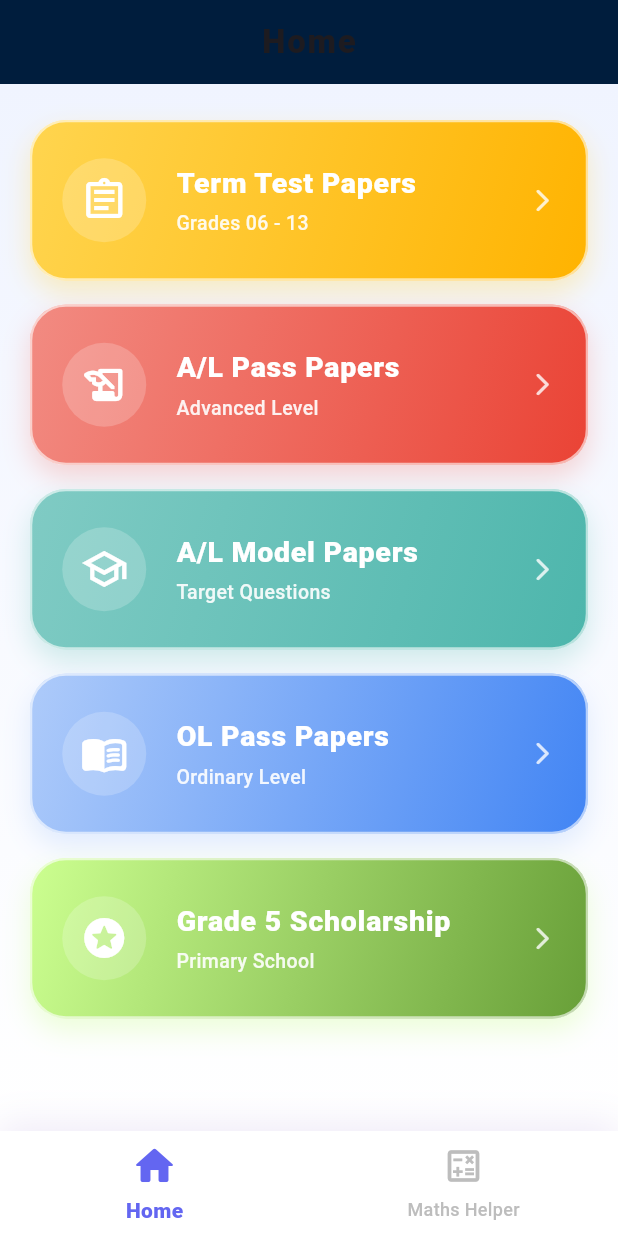
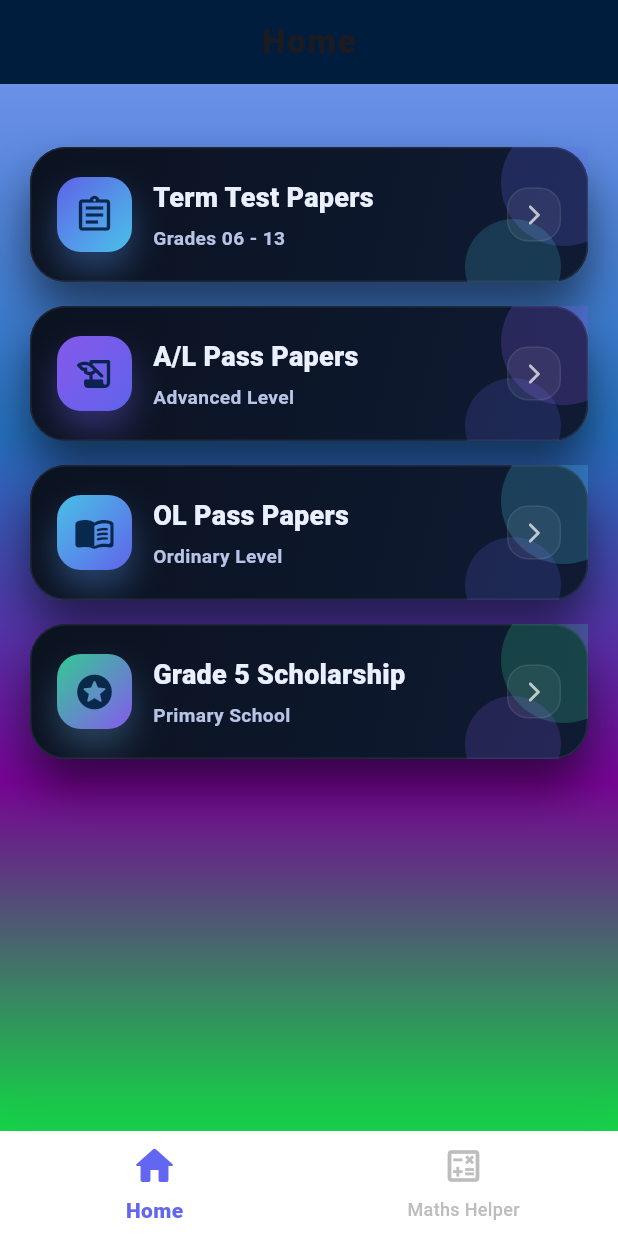
Before and after one commit to pawn3040/bank_a_plus, a Flutter app: the screen it shows after launch, on a phone screen of 412 x 824 dp. Run offline on Flutter 3.47's test engine with Material 3 defaults, Android fonts, the light colour scheme and no system bars; our stand-ins replace firebase_core, image_picker, open_filex, share_plus; missing offline and left inert: dart:html; accounts and stored records are empty; network calls fail.

Commit message:
change back ground

```diff
--- a/lib/Home.dart
+++ b/lib/Home.dart
@@ -1,6 +1,7 @@
 import 'package:bank_a_plus/selectTerm.dart';
 import 'package:bank_a_plus/subjects.dart';
 import 'package:bank_a_plus/paperShow.dart';
+import 'package:bank_a_plus/theme/edica_palette.dart';
 import 'package:flutter/material.dart';
 
 
@@ -15,8 +16,10 @@ class Home extends StatelessWidget {
           begin: Alignment.topCenter,
           end: Alignment.bottomCenter,
           colors: [
-            const Color(0xFFF0F4FF), // Very soft blue
-            Colors.white,
+            const Color.fromARGB(255, 107, 144, 232),
+             const Color.fromARGB(255, 37, 111, 189),
+            const Color.fromARGB(255, 119, 3, 148),
+            const Color.fromARGB(255, 17, 216, 67),
           ],
         ),
       ),
@@ -27,12 +30,17 @@ class Home extends StatelessWidget {
           child: Column(
             crossAxisAlignment: CrossAxisAlignment.stretch,
             children: [
+
+              const SizedBox(height: 18),
               _buildCategoryCard(
                 context,
                 'Term Test Papers',
                 'Grades 06 - 13',
                 Icons.assignment_outlined,
-                [const Color(0xFFFFD54F), const Color(0xFFFFB300)],
+                const [
+                  EdicaPalette.indigo,
+                  EdicaPalette.sky,
+                ],
                 () => Navigator.push(
                   context,
                   MaterialPageRoute(builder: (context) => const SelectTerm()),
@@ -44,28 +52,26 @@ class Home extends StatelessWidget {
                 'A/L Pass Papers',
                 'Advanced Level',
                 Icons.history_edu_rounded,
-                [const Color(0xFFF28B82), const Color(0xFFEA4335)],
+                const [
+                  EdicaPalette.purple,
+                  EdicaPalette.indigo,
+                ],
                 () => Navigator.push(
                   context,
                   MaterialPageRoute(builder: (context) => const Subjects(term: 3, fixedGrade: 22)),
                 ),
               ),
-              const SizedBox(height: 16),
-              _buildCategoryCard(
-                context,
-                'A/L Model Papers',
-                'Target Questions',
-                Icons.school_outlined,
-                [const Color(0xFF80CBC4), const Color(0xFF4DB6AC)],
-                () {}, // Add link if needed
-              ),
+
               const SizedBox(height: 16),
               _buildCategoryCard(
                 context,
                 'OL Pass Papers',
                 'Ordinary Level',
                 Icons.menu_book_rounded,
-                [const Color(0xFFAECBFA), const Color(0xFF4285F4)],
+                const [
+                  EdicaPalette.sky,
+                  EdicaPalette.indigo,
+                ],
                 () => Navigator.push(
                   context,
                   MaterialPageRoute(builder: (context) => const Subjects(term: 3, fixedGrade: 21)),
@@ -77,7 +83,10 @@ class Home extends StatelessWidget {
                 'Grade 5 Scholarship',
                 'Primary School',
                 Icons.stars_rounded,
-                [const Color(0xFFCCFF90), const Color(0xFF689F38)],
+                const [
+                  EdicaPalette.green,
+                  EdicaPalette.purple,
+                ],
                 () => Navigator.push(
                   context,
                   MaterialPageRoute(
@@ -100,15 +109,19 @@ class Home extends StatelessWidget {
     List<Color> gradientColors,
     VoidCallback onTap,
   ) {
+    final accent1 = gradientColors[0];
+    final accent2 = gradientColors[1];
+    final accent = Color.lerp(accent1, accent2, 0.5) ?? accent2;
+
     return Container(
       decoration: BoxDecoration(
-        color: Colors.white,
+        color: EdicaPalette.surface,
         borderRadius: BorderRadius.circular(24),
         boxShadow: [
           BoxShadow(
-            color: gradientColors[0].withOpacity(0.35),
-            blurRadius: 15,
-            offset: const Offset(0, 8),
+            color: Colors.black.withOpacity(0.55),
+            blurRadius: 26,
+            offset: const Offset(0, 18),
           ),
         ],
       ),
@@ -117,31 +130,78 @@ class Home extends StatelessWidget {
         child: InkWell(
           onTap: onTap,
           borderRadius: BorderRadius.circular(24),
-          child: Container(
-            padding: const EdgeInsets.symmetric(horizontal: 20, vertical: 24),
+          child: Stack(
+            children: [
+              // dark surface background + subtle accent glow
+              Positioned.fill(
+                child: DecoratedBox(
                   decoration: BoxDecoration(
                     borderRadius: BorderRadius.circular(24),
                     gradient: LinearGradient(
                       colors: [
-                  gradientColors[0],
-                  gradientColors[1],
+                        EdicaPalette.surface,
+                        EdicaPalette.surface2,
                       ],
                       begin: Alignment.topLeft,
                       end: Alignment.bottomRight,
                     ),
-              border: Border.all(color: Colors.white.withOpacity(0.6), width: 1.5),
+                    border: Border.all(color: Colors.white.withOpacity(0.08), width: 1),
                   ),
+                ),
+              ),
+              // decorative accent glows
+              Positioned(
+                right: -26,
+                top: -18,
+                child: Container(
+                  width: 84,
+                  height: 84,
+                  decoration: BoxDecoration(
+                    color: accent1.withOpacity(0.22),
+                    shape: BoxShape.circle,
+                  ),
+                ),
+              ),
+              Positioned(
+                right: 18,
+                bottom: -22,
+                child: Container(
+                  width: 64,
+                  height: 64,
+                  decoration: BoxDecoration(
+                    color: accent2.withOpacity(0.18),
+                    shape: BoxShape.circle,
+                  ),
+                ),
+              ),
+              Padding(
+                padding: const EdgeInsets.symmetric(horizontal: 18, vertical: 20),
                 child: Row(
                   children: [
                     Container(
-                  padding: const EdgeInsets.all(12),
+                      width: 50,
+                      height: 50,
                       decoration: BoxDecoration(
-                    color: Colors.white.withOpacity(0.2),
-                    shape: BoxShape.circle,
+                        gradient: LinearGradient(
+                          colors: [
+                            accent1.withOpacity(0.95),
+                            accent2.withOpacity(0.95),
+                          ],
+                          begin: Alignment.topLeft,
+                          end: Alignment.bottomRight,
                         ),
-                  child: Icon(icon, color: Colors.white, size: 32),
+                        borderRadius: BorderRadius.circular(16),
+                        boxShadow: [
+                          BoxShadow(
+                            color: accent.withOpacity(0.35),
+                            blurRadius: 18,
+                            offset: const Offset(0, 12),
                           ),
-                const SizedBox(width: 20),
+                        ],
+                      ),
+                      child: Icon(icon, color: EdicaPalette.navy.withOpacity(0.9), size: 28),
+                    ),
+                    const SizedBox(width: 14),
                     Expanded(
                       child: Column(
                         crossAxisAlignment: CrossAxisAlignment.start,
@@ -149,31 +209,42 @@ class Home extends StatelessWidget {
                           Text(
                             title,
                             style: const TextStyle(
-                          fontSize: 19,
+                              fontSize: 18,
                               fontWeight: FontWeight.w900,
-                          color: Colors.white,
-                          letterSpacing: 0.5,
+                              color: EdicaPalette.onSurface,
+                              letterSpacing: 0.2,
                             ),
                           ),
                           const SizedBox(height: 4),
                           Text(
                             subtitle,
-                        style: TextStyle(
-                          fontSize: 13,
-                          fontWeight: FontWeight.w500,
-                          color: Colors.white.withOpacity(0.9),
+                            style: const TextStyle(
+                              fontSize: 12.8,
+                              fontWeight: FontWeight.w700,
+                              color: EdicaPalette.onSurfaceMuted,
                             ),
                           ),
                         ],
                       ),
                     ),
-                Icon(
+                    Container(
+                      width: 36,
+                      height: 36,
+                      decoration: BoxDecoration(
+                        color: Colors.white.withOpacity(0.06),
+                        borderRadius: BorderRadius.circular(14),
+                        border: Border.all(color: Colors.white.withOpacity(0.08)),
+                      ),
+                      child: Icon(
                         Icons.arrow_forward_ios_rounded,
-                  color: Colors.white.withOpacity(0.8),
-                  size: 18
+                        color: Colors.white.withOpacity(0.70),
+                        size: 16,
+                      ),
                     ),
                   ],
                 ),
+              ),
+            ],
           ),
         ),
       ),
--- /dev/null
+++ b/lib/theme/edica_palette.dart
@@ -0,0 +1,34 @@
+import 'package:flutter/material.dart';
+
+/// Central place for Edica theme colors (inspired by the logo).
+class EdicaPalette {
+  // Logo / brand core
+  static const Color navy = Color(0xFF001D3D);
+  static const Color indigo = Color(0xFF6366F1);
+  static const Color purple = Color(0xFF8B5CF6);
+  static const Color sky = Color(0xFF4CC9F0);
+  static const Color green = Color(0xFF34D399);
+
+  // Dark page background (logo-based)
+  static const Color bgTop = Color(0xFF001D3D); // navy
+  static const Color bgMid = Color(0xFF0B1026); // deep blue/purple
+  static const Color bgBottom = Color(0xFF070A14); // near-black
+
+  // Dark surfaces
+  static const Color surface = Color(0xFF0B1220);
+  static const Color surface2 = Color(0xFF0F1B33);
+  static const Color onSurface = Color(0xFFEAF0FF);
+  static const Color onSurfaceMuted = Color(0xFFB8C4E6);
+
+  /// Returns a lighter "tint" of a color by mixing it with white.
+  static Color tint(Color c, [double amount = 0.75]) {
+    final a = amount.clamp(0.0, 1.0);
+    return Color.lerp(c, Colors.white, a)!;
+  }
+
+  /// Returns a darker "shade" of a color by mixing it with black.
+  static Color shade(Color c, [double amount = 0.15]) {
+    final a = amount.clamp(0.0, 1.0);
+    return Color.lerp(c, Colors.black, a)!;
+  }
+}
```
Also changed, not shown: assets/images/face.jpeg (added). Lines whose indentation alone changed are shown as unchanged.
